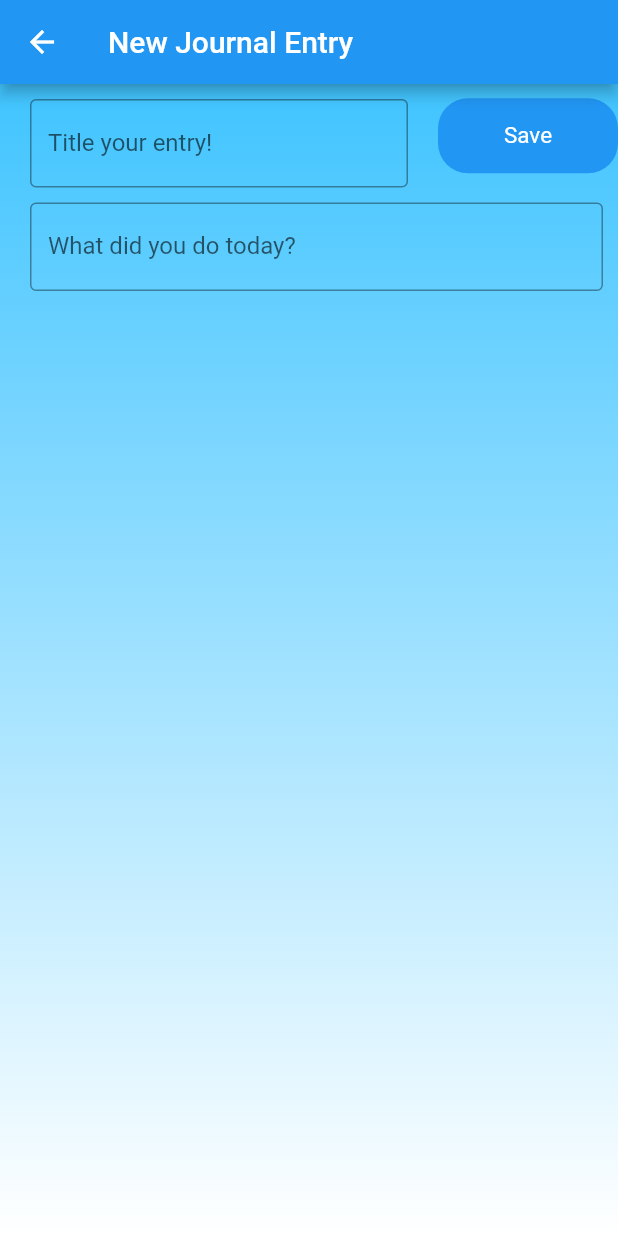
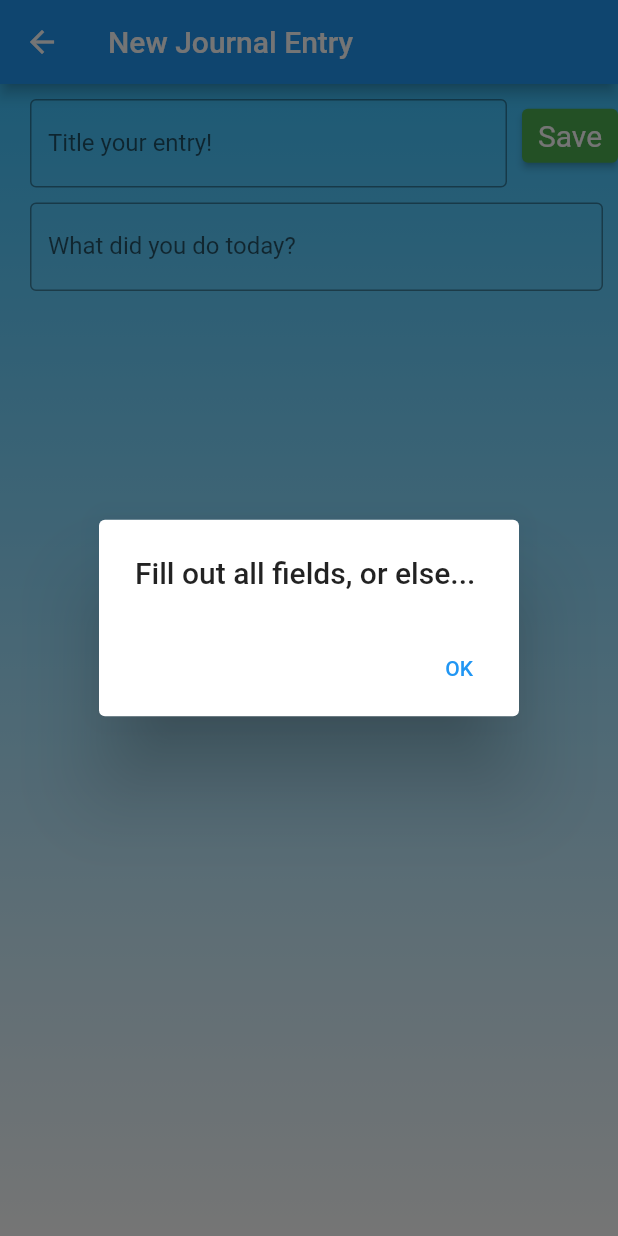
Before and after one commit to krmellott/StressFree, a Flutter app: the AddEntry screen opened directly, after a tap on "Save", on a phone screen of 412 x 824 dp. Run offline on Flutter 3.47's test engine with Material 2 defaults, Android fonts, the phone set to English and light mode, and no system bars; our stand-ins replace audioplayers, cloud_firestore, date_picker_timeline, firebase_auth, firebase_core, firebase_messaging and 3 more; accounts and stored records are empty.

Commit message:
Modified to use timestamps for journal dates and prevent empty journals from being entered.

```diff
--- a/lib/utils/add_journal_entry.dart
+++ b/lib/utils/add_journal_entry.dart
@@ -1,7 +1,4 @@
 import 'package:firstapp/controller/stressFree_Controller.dart';
-import 'package:firstapp/utils/buttons.dart';
-import 'package:firstapp/utils/units_constant.dart';
-import 'package:flutter/cupertino.dart';
 import 'package:flutter/material.dart';
 
 class AddEntry extends StatefulWidget {
@@ -12,10 +9,15 @@ class AddEntry extends StatefulWidget {
 }
 
 class _AddEntry extends State<AddEntry> {
-  StressFreeController SFControllerRef = StressFreeController();
-  DateTime date = DateTime.now();
+  StressFreeController controllerRef = StressFreeController();
+  //DateTime date = "";
   String body = "";
   String title = "";
+
+  final ButtonStyle saveButtonStyle = ElevatedButton.styleFrom( // ButtonStyle for the save button
+      primary: Colors.green,
+      textStyle: const TextStyle(fontSize: 20.0),
+      padding: EdgeInsets.fromLTRB(5.0, 0.0, 5.0, 0.0));
 
   @override
   Widget build(BuildContext context) {
@@ -37,7 +39,7 @@ class _AddEntry extends State<AddEntry> {
                         Expanded(
                           child: Container(
                             margin: const EdgeInsets.only(
-                                left: 20, right: 20, top: 10),
+                                left: 20, right: 10, top: 10),
                             child: TextField(
                               decoration: InputDecoration(
                                 border: OutlineInputBorder(),
@@ -47,20 +49,20 @@ class _AddEntry extends State<AddEntry> {
                                 setState(() {
                                   title = aTitle!;
                                 });
-                              },
-                            ),
-                          ),
-                        ),
-                        MyButton(
-                          label: 'Save',
-                          onTap: () {
-                            SFControllerRef.insertJournalData(
-                                body, [date.month, date.day, date.year], title);
-                            Navigator.pop(context);
+                              },),),),
+                        ElevatedButton(
+                          child: const Text('Save'),
+                          onPressed: () {
+                            if (body == "" || title == "") {
+                              showAlertDialog(context); //displays ominous threat
+                            } else {
+                              controllerRef.insertJournalData(body, DateTime.now().millisecondsSinceEpoch, title);
+                              Navigator.pop(context); //submits the completed journal
+                            }
                           },
+                          style: saveButtonStyle,
                         )
-                      ],
-                    ),
+                      ]),
                     Container(
                       margin:
                           const EdgeInsets.only(left: 20, right: 10, top: 10),
@@ -77,7 +79,32 @@ class _AddEntry extends State<AddEntry> {
                         },
                       ),
                     ),
-                  ],
-                ))));
+                  ])
+            )
+        )
+    );
   }
 }
+
+/// Creates and manages the alert dialog that tells users to fill in
+/// all fields, thus preventing users from submitting empty journals.
+showAlertDialog(BuildContext context) {
+  Widget okButton = TextButton(
+    child: Text("OK"),
+    onPressed: () {
+      Navigator.of(context).pop();
+    },
+  );
+  AlertDialog alert = AlertDialog(
+    title: Text("Fill out all fields, or else..."),
+    actions: [
+      okButton,
+    ],
+  );
+  showDialog(
+    context: context,
+    builder: (BuildContext context) {
+      return alert;
+    },
+  );
+}
```
Also changed, not shown: lib/pages/journal_main_page.dart (+18 -5 lines).
